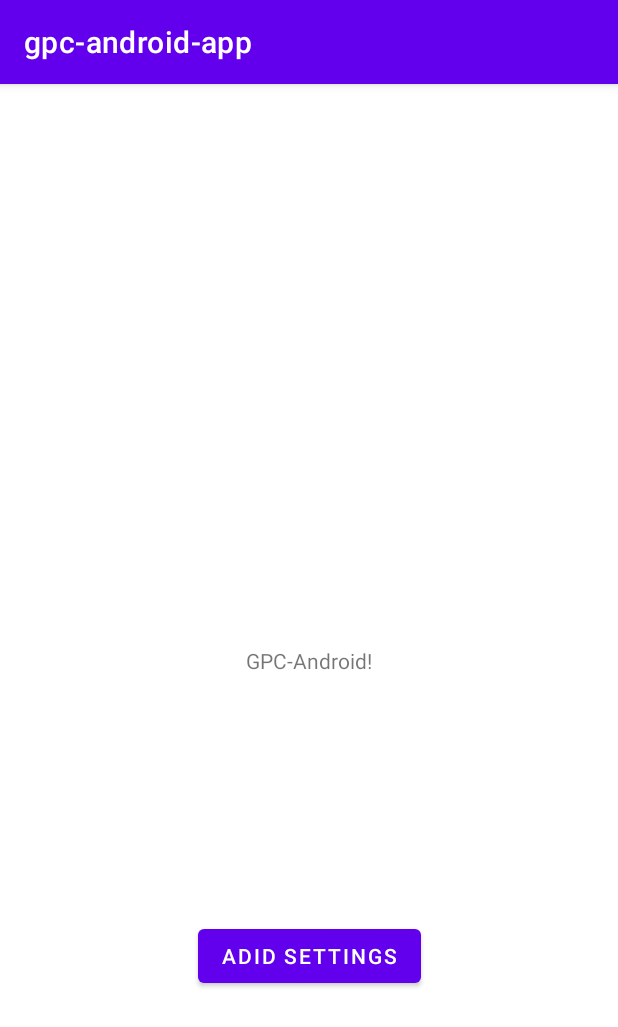
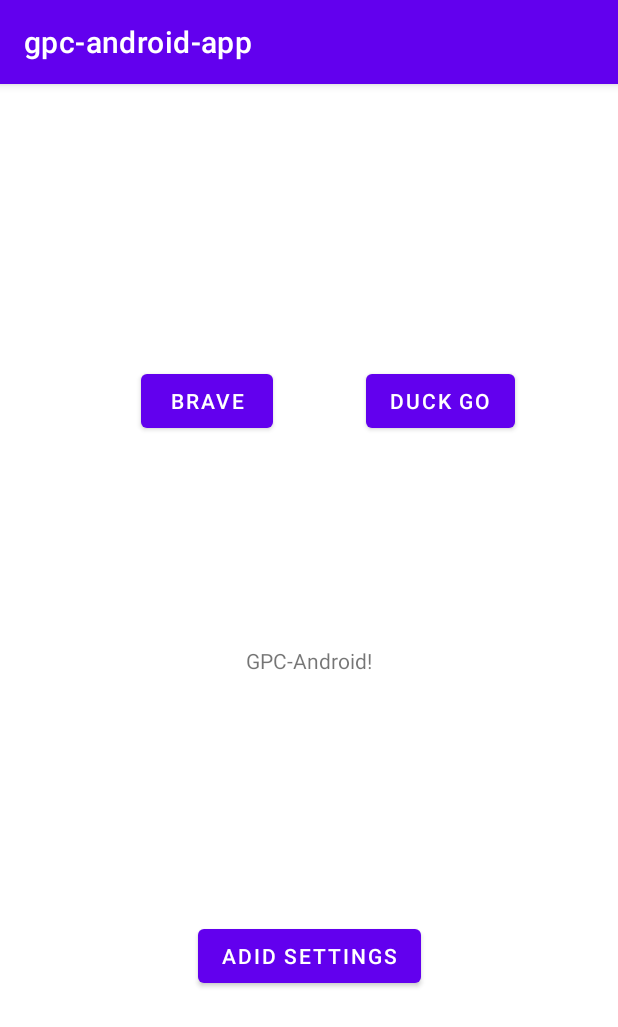
Before and after one commit to privacy-tech-lab/gpc-android, an Android app: the screen it shows after launch (MainActivity), after a tap on "ADID SETTINGS", on a phone screen of 412 x 824 dp. Shown: the top 1027 px of the screen. Run offline under Robolectric (Android 15) with nearby library versions, the phone set to English and light mode, and no system bars; our stand-ins replace AdMob.

Commit message:
Added buttons to redirect user to gpc browsers.

```diff
--- a/gpc-android-app/app/src/main/java/com/example/gpc_android_app/MainActivity.java
+++ b/gpc-android-app/app/src/main/java/com/example/gpc_android_app/MainActivity.java
@@ -2,12 +2,15 @@
 
 import androidx.appcompat.app.AppCompatActivity;
 
+import android.content.ActivityNotFoundException;
 import android.content.Context;
 import android.content.Intent;
 import android.content.pm.PackageManager;
 import android.content.pm.ResolveInfo;
+import android.net.Uri;
 import android.os.Bundle;
 import android.content.ComponentName;
+import android.util.Log;
 import android.view.View;
 import android.widget.Button;
 import android.widget.Toast;
@@ -18,14 +21,22 @@
 public class MainActivity extends AppCompatActivity implements View.OnClickListener {
 
     Button adid_settings_btn;
+    Button brave_browser_btn;
+    Button duckgo_browser_btn;
 
     @Override
     protected void onCreate(Bundle savedInstanceState) {
         super.onCreate(savedInstanceState);
         setContentView(R.layout.activity_main);
 
-        adid_settings_btn = findViewById(R.id.button);
+        adid_settings_btn = findViewById(R.id.adid_button);
         adid_settings_btn.setOnClickListener(this);
+
+        brave_browser_btn = findViewById(R.id.brave_btn);
+        brave_browser_btn.setOnClickListener(this);
+
+        duckgo_browser_btn = findViewById(R.id.duckgo_btn);
+        duckgo_browser_btn.setOnClickListener(this);
 
     }
 
@@ -65,11 +76,47 @@
 
     @Override
     public void onClick(View v) {
+        /* Redirects user to their AdId settings.
+         */
+        if (v.getId() == R.id.adid_button) {
+            if (hasAdSettings(this)) {
+                startActivity(adSettings());
+            } else {
+                Toast.makeText(this, "Error", Toast.LENGTH_LONG).show();
+            }
+        }
+        /* Opens the brave app in PlayStore using intents; if PlayStore is not installed,
+         * redirects user to browser google play.
+         */
+        else if (v.getId() == R.id.brave_btn) {
+            try {
+                Intent intent = new Intent(Intent.ACTION_VIEW);
+                intent.setData(Uri.parse("market://details?id=com.brave.browser"));
+                intent.setFlags(Intent.FLAG_ACTIVITY_NEW_TASK);
+                startActivity(intent);
+            } catch (ActivityNotFoundException e) {
+                Log.e("App-log", "Could not find Market");
+                Intent intent = new Intent(Intent.ACTION_VIEW);
+                intent.setData(Uri.parse("https://play.google.com/store/apps/details?id=com.brave.browser"));
+                startActivity(intent);
+            }
 
-        if (hasAdSettings(this)) {
-            startActivity(adSettings());
-        } else {
-            Toast.makeText(this, "Error", Toast.LENGTH_LONG).show();
+        }
+        /* Opens the duck-duck go app in PlayStore using intents; if PlayStore is not installed,
+         * redirects user to browser google play.
+         */
+        else if (v.getId() == R.id.duckgo_btn) {
+            try {
+                Intent intent = new Intent(Intent.ACTION_VIEW);
+                intent.setData(Uri.parse("market://details?id=com.duckduckgo.mobile.android"));
+                intent.setFlags(Intent.FLAG_ACTIVITY_NEW_TASK);
+                startActivity(intent);
+            } catch (ActivityNotFoundException e) {
+                Log.e("App-log", "Could not find Market");
+                Intent intent = new Intent(Intent.ACTION_VIEW);
+                intent.setData(Uri.parse("https://play.google.com/store/apps/details?id=com.duckduckgo.mobile.android"));
+                startActivity(intent);
+            }
         }
 
     }
--- a/gpc-android-app/app/src/main/res/layout/activity_main.xml
+++ b/gpc-android-app/app/src/main/res/layout/activity_main.xml
@@ -17,7 +17,7 @@
         app:layout_constraintTop_toTopOf="parent" />
 
     <Button
-        android:id="@+id/button"
+        android:id="@+id/adid_button"
         android:layout_width="wrap_content"
         android:layout_height="wrap_content"
         android:text="AdId Settings"
@@ -26,4 +26,28 @@
         app:layout_constraintStart_toStartOf="parent"
         app:layout_constraintTop_toBottomOf="@+id/txtview1" />
 
+    <Button
+        android:id="@+id/brave_btn"
+        android:layout_width="wrap_content"
+        android:layout_height="wrap_content"
+        android:text="Brave"
+        app:layout_constraintBottom_toBottomOf="parent"
+        app:layout_constraintEnd_toEndOf="parent"
+        app:layout_constraintHorizontal_bias="0.29"
+        app:layout_constraintStart_toStartOf="parent"
+        app:layout_constraintTop_toTopOf="parent"
+        app:layout_constraintVertical_bias="0.26" />
+
+    <Button
+        android:id="@+id/duckgo_btn"
+        android:layout_width="wrap_content"
+        android:layout_height="wrap_content"
+        android:text="Duck go"
+        app:layout_constraintBottom_toBottomOf="parent"
+        app:layout_constraintEnd_toEndOf="parent"
+        app:layout_constraintHorizontal_bias="0.78"
+        app:layout_constraintStart_toStartOf="parent"
+        app:layout_constraintTop_toTopOf="parent"
+        app:layout_constraintVertical_bias="0.26" />
+
 </androidx.constraintlayout.widget.ConstraintLayout>
```
